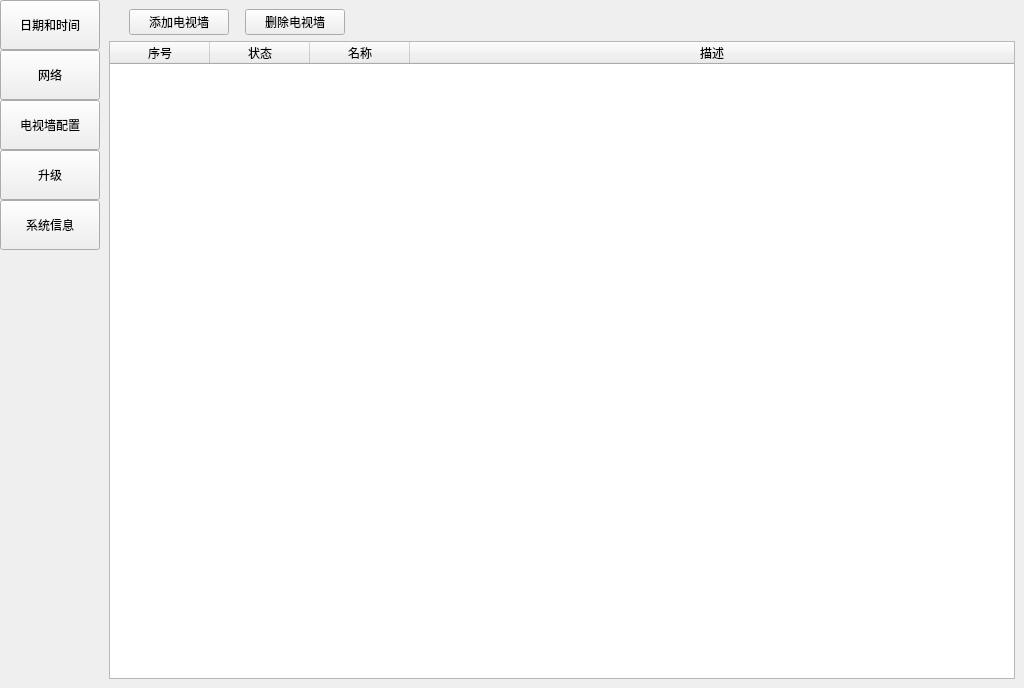
Before: the Qt Designer form gui/page/page_config.ui in yao3gang/Network_Keyboard, drawn with Qt 5.
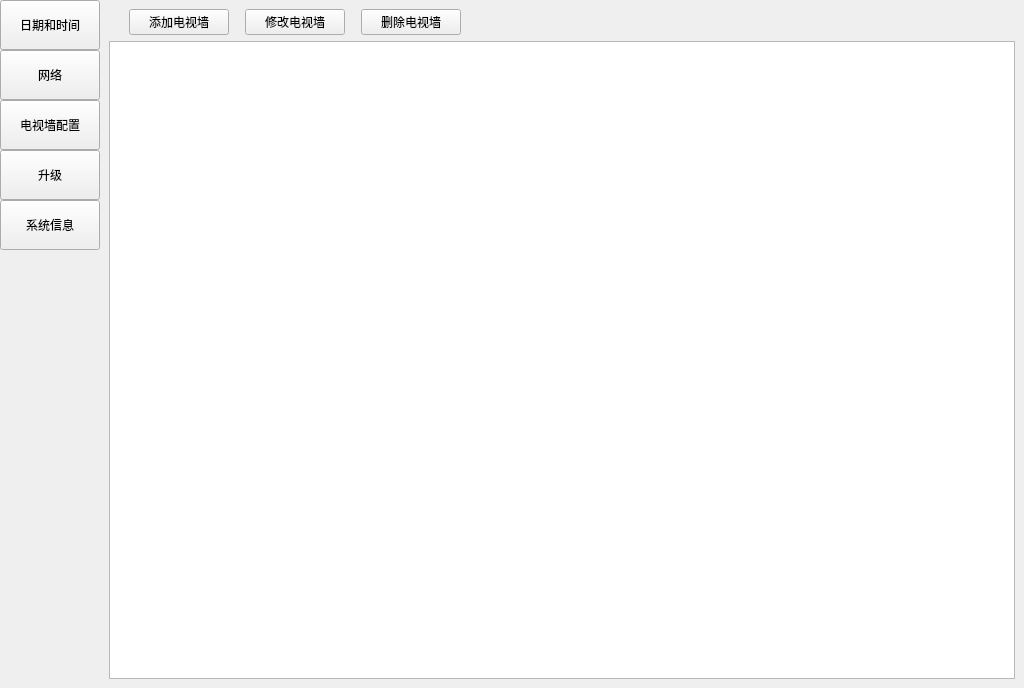
After: the same form once the commit is applied. The open tabs and pages were chosen to show the change.

```diff
--- a/gui/page/page_config.ui
+++ b/gui/page/page_config.ui
@@ -772,6 +772,41 @@
            </property>
           </spacer>
          </item>
+         <item>
+          <widget class="QPushButton" name="btn_tvWall_modify">
+           <property name="sizePolicy">
+            <sizepolicy hsizetype="Fixed" vsizetype="Fixed">
+             <horstretch>0</horstretch>
+             <verstretch>0</verstretch>
+            </sizepolicy>
+           </property>
+           <property name="minimumSize">
+            <size>
+             <width>100</width>
+             <height>0</height>
+            </size>
+           </property>
+           <property name="text">
+            <string>修改电视墙</string>
+           </property>
+          </widget>
+         </item>
+         <item>
+          <spacer name="horizontalSpacer_15">
+           <property name="orientation">
+            <enum>Qt::Horizontal</enum>
+           </property>
+           <property name="sizeType">
+            <enum>QSizePolicy::Fixed</enum>
+           </property>
+           <property name="sizeHint" stdset="0">
+            <size>
+             <width>10</width>
+             <height>20</height>
+            </size>
+           </property>
+          </spacer>
+         </item>
          <item>
           <widget class="QPushButton" name="btn_tvWall_del">
            <property name="sizePolicy">
@@ -817,26 +852,6 @@
          <attribute name="horizontalHeaderStretchLastSection">
           <bool>true</bool>
          </attribute>
-         <column>
-          <property name="text">
-           <string>序号</string>
-          </property>
-         </column>
-         <column>
-          <property name="text">
-           <string>状态</string>
-          </property>
-         </column>
-         <column>
-          <property name="text">
-           <string>名称</string>
-          </property>
-         </column>
-         <column>
-          <property name="text">
-           <string>描述</string>
-          </property>
-         </column>
         </widget>
        </item>
       </layout>
```
Left out of the diff: 9 changed lines with no effect on the pictures.
